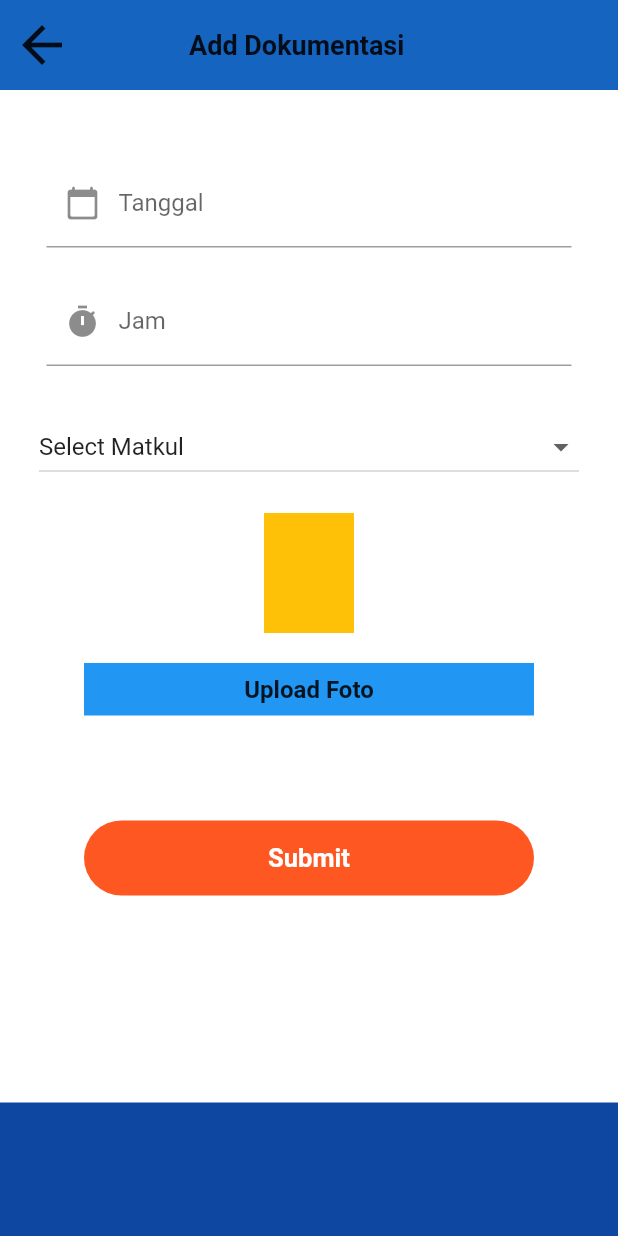
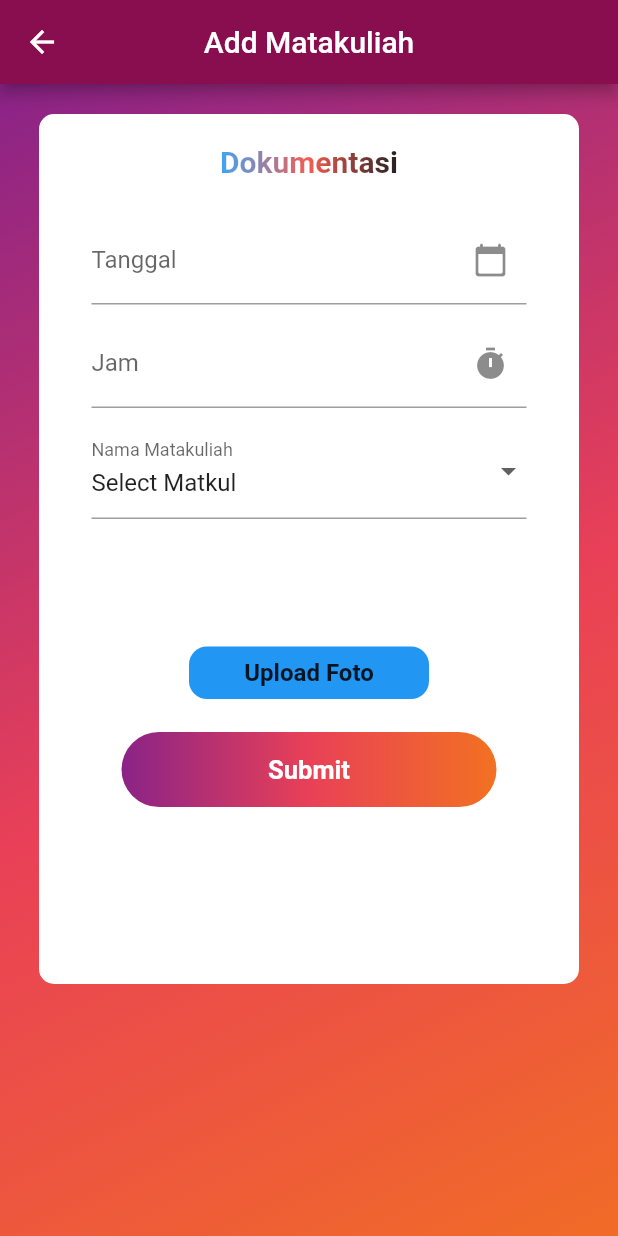
Before and after one commit to abianfikri/130_DocAsdos, a Flutter app: the AddDokumentasi screen opened directly, on a phone screen of 412 x 824 dp. Run offline on Flutter 3.47's test engine with Material 2 defaults, Android fonts, the phone set to English and light mode, and no system bars; our stand-ins replace cloud_firestore, firebase_auth, firebase_core, firebase_storage, flutter_spinkit, image_picker; accounts and stored records are empty.

Commit message:
fix ui for addDokumentasi Page

```diff
--- a/lib/view/asisten/add_dokumentasi.dart
+++ b/lib/view/asisten/add_dokumentasi.dart
@@ -1,14 +1,12 @@
 import 'dart:io';
 import 'package:cloud_firestore/cloud_firestore.dart';
+import 'package:final_exam_project/component/gradiant_text.dart';
 import 'package:final_exam_project/controller/dokumentasi_controller.dart';
 import 'package:final_exam_project/controller/matakuliah_controller.dart';
 import 'package:final_exam_project/model/dokumentasi_model.dart';
-import 'package:final_exam_project/view/asisten/home_asisten.dart';
 import 'package:firebase_auth/firebase_auth.dart';
 import 'package:firebase_storage/firebase_storage.dart';
 import 'package:flutter/material.dart';
-import 'package:flutter/src/widgets/container.dart';
-import 'package:flutter/src/widgets/framework.dart';
 import 'package:image_picker/image_picker.dart';
 import 'package:intl/intl.dart';
 
@@ -36,67 +34,67 @@ class _AddDokumentasiState extends State<AddDokumentasi> {
   @override
   Widget build(BuildContext context) {
     return Scaffold(
-      backgroundColor: Colors.blue.shade900,
+      appBar: AppBar(
+        title: Text('Add Matakuliah'),
+        centerTitle: true,
+        backgroundColor: Colors.pink.shade900,
+      ),
       body: SingleChildScrollView(
-        child: SafeArea(
-          child: Column(
-            children: <Widget>[
-              Container(
-                height: 60,
-                decoration: BoxDecoration(color: Colors.blue.shade800),
-                child: Row(
-                  children: [
-                    IconButton(
-                      onPressed: () {
-                        // Back to Home
-                        Navigator.push(
-                          context,
-                          MaterialPageRoute(
-                            builder: (context) => HomeAsisten(),
-                          ),
-                        );
-                      },
-                      icon: Icon(Icons.arrow_back),
-                      iconSize: 40,
-                    ),
-                    SizedBox(
-                      width: 70,
-                    ),
-                    Text(
-                      "Add Dokumentasi",
-                      style: TextStyle(
-                        fontSize: 18,
-                        fontWeight: FontWeight.bold,
-                      ),
-                    ),
+        child: Form(
+          key: formkey,
+          child: Container(
+            width: MediaQuery.of(context).size.width,
+            height: MediaQuery.of(context).size.height,
+            decoration: BoxDecoration(
+              gradient: LinearGradient(
+                begin: Alignment.topLeft,
+                end: Alignment.bottomRight,
+                colors: [
+                  Color(0xFF8A2387),
+                  Color(0xFFE94057),
+                  Color(0xFFF27121),
                 ],
               ),
             ),
-
-              // Form Add Data
-              Form(
-                key: formkey,
-                child: Container(
-                  decoration: BoxDecoration(
-                    color: Colors.white,
-                  ),
-                  height: 675,
-                  padding: EdgeInsets.all(26),
             child: Column(
               children: [
                 SizedBox(
                   height: 20,
                 ),
-
+                Container(
+                  height: 580,
+                  width: 360,
+                  decoration: BoxDecoration(
+                    color: Colors.white,
+                    borderRadius: BorderRadius.circular(10),
+                  ),
+                  child: Column(
+                    children: [
+                      Container(
+                        padding: EdgeInsets.all(20),
+                        child: GradientText(
+                          'Dokumentasi',
+                          style: TextStyle(
+                              fontSize: 20, fontWeight: FontWeight.bold),
+                          gradient: LinearGradient(
+                            colors: [
+                              Colors.blue,
+                              Colors.red,
+                              Colors.black,
+                            ],
+                          ),
+                        ),
+                      ),
                       // Tanggal
                       Container(
-                        width: 350,
-                        child: TextField(
+                        padding: EdgeInsets.all(5.0),
+                        width: 300,
+                        child: TextFormField(
                           controller: _tanggal,
                           decoration: InputDecoration(
                             labelText: 'Tanggal',
                             hintText: 'Enter your date',
-                            prefixIcon: Icon(Icons.calendar_today_rounded),
+                            suffixIcon: Icon(Icons.calendar_today_rounded),
                           ),
                           readOnly: true,
                           onTap: () async {
@@ -115,23 +113,25 @@ class _AddDokumentasiState extends State<AddDokumentasi> {
                               });
                             }
                           },
+                          validator: (value) {
+                            if (value!.isEmpty) {
+                              return 'Please Enter Tanggal';
+                            }
+                          },
                         ),
-                      ),
-
-                      SizedBox(
-                        height: 20,
                       ),
 
                       // Jam
                       Container(
-                        width: 350,
+                        padding: EdgeInsets.all(5.0),
+                        width: 300,
                         child: TextFormField(
                           keyboardType: TextInputType.name,
                           controller: _jam,
                           readOnly: true,
                           decoration: InputDecoration(
                             labelText: 'Jam',
-                            prefixIcon: Icon(
+                            suffixIcon: Icon(
                               Icons.timer,
                             ),
                           ),
@@ -143,11 +143,12 @@ class _AddDokumentasiState extends State<AddDokumentasi> {
                               _jam.text = time.format(context);
                             }
                           },
+                          validator: (value) {
+                            if (value!.isEmpty) {
+                              return 'Please Enter Jam';
+                            }
+                          },
                         ),
-                      ),
-
-                      SizedBox(
-                        height: 30,
                       ),
 
                       // Nama Matakuliah
@@ -181,84 +182,84 @@ class _AddDokumentasiState extends State<AddDokumentasi> {
                             );
                           }
 
-                          return DropdownButton(
+                          return Container(
+                            padding: EdgeInsets.all(5.0),
+                            width: 300,
+                            child: DropdownButtonFormField(
                               items: matkulItems,
                               onChanged: (value) {
+                                setState(() {
                                   namaMatkul = value;
-                              setState(() {
                                   slectedClient = value;
                                 });
                                 print(value);
                               },
+                              validator: (value) {
+                                if (value!.isEmpty || value == '0') {
+                                  return 'Please Select Matkul';
+                                }
+                                return null;
+                              },
+                              decoration: InputDecoration(
+                                labelText: 'Nama Matakuliah',
+                              ),
                               isExpanded: true,
                               value: slectedClient,
+                            ),
                           );
                         },
                       ),
 
-                      // Button Upload Gambar
-                      SizedBox(
-                        height: 20,
-                      ),
-
+                      // Display Image
                       Container(
+                        padding: EdgeInsets.all(5.0),
                         height: 80,
                         width: 60,
-                        decoration: BoxDecoration(color: Colors.amber),
                         child: imageUrl != null
                             ? Image.network('${imageUrl}')
                             : Container(),
                       ),
 
-                      SizedBox(
-                        height: 20,
-                      ),
-
+                      // Button Upload Gambar
                       InkWell(
                         onTap: () async {
-                          //
-                          ImagePicker imagePicker = ImagePicker();
-                          XFile? file = await imagePicker.pickImage(
-                              source: ImageSource.camera);
-
-                          print('${file?.path}');
-
-                          if (file == null) return;
-
-                          String uniqueFileName =
-                              DateTime.now().millisecondsSinceEpoch.toString();
-
-                          // Get a reference to storage root
-                          Reference referenceRoot =
-                              FirebaseStorage.instance.ref();
-
-                          Reference referenceDirImage =
-                              referenceRoot.child('images');
-
-                          // create a reference
-                          Reference referenceImageToUpload =
-                              referenceDirImage.child(uniqueFileName);
-
-                          // Handle error/success
-                          try {
-                            // Store the file
-                            await referenceImageToUpload.putFile(
-                              File(file.path),
+                          showDialog(
+                            context: context,
+                            builder: (BuildContext context) {
+                              return AlertDialog(
+                                title: Text('Upload Gambar'),
+                                content: SingleChildScrollView(
+                                  child: ListBody(
+                                    children: <Widget>[
+                                      GestureDetector(
+                                        child: Text('Camera'),
+                                        onTap: () {
+                                          _uploadImage(ImageSource.camera);
+                                          Navigator.of(context).pop();
+                                        },
+                                      ),
+                                      SizedBox(height: 10),
+                                      GestureDetector(
+                                        child: Text('Gallery'),
+                                        onTap: () {
+                                          _uploadImage(ImageSource.gallery);
+                                          Navigator.of(context).pop();
+                                        },
+                                      ),
+                                    ],
+                                  ),
+                                ),
                               );
-
-                            // success message
-                            imageUrl =
-                                await referenceImageToUpload.getDownloadURL();
-
-                            setState(() {
-                              imageUrl!;
-                            });
-                          } catch (e) {}
+                            },
+                          );
                         },
                         child: Container(
-                          width: 300,
-                          height: 35,
-                          decoration: BoxDecoration(color: Colors.blue),
+                          padding: EdgeInsets.all(8.0),
+                          width: 160,
+                          decoration: BoxDecoration(
+                            color: Colors.blue,
+                            borderRadius: BorderRadius.circular(12),
+                          ),
                           child: Center(
                             child: Text(
                               "Upload Foto",
@@ -271,12 +272,13 @@ class _AddDokumentasiState extends State<AddDokumentasi> {
                         ),
                       ),
 
-                      // Button Submit
                       SizedBox(
-                        height: 50,
+                        height: 5,
                       ),
+
+                      // Button submit save
                       Container(
-                        padding: EdgeInsets.all(20),
+                        padding: EdgeInsets.all(17.0),
                         child: InkWell(
                           onTap: () async {
                             // Save matakuliah Controller
@@ -289,6 +291,8 @@ class _AddDokumentasiState extends State<AddDokumentasi> {
                                   image: imageUrl);
                               dkctr.addDokumentasi(dk);
 
+                              Navigator.pop(context, true);
+
                               //successful
                               showDialog(
                                 context: context,
@@ -299,11 +303,7 @@ class _AddDokumentasiState extends State<AddDokumentasi> {
                                     actions: <Widget>[
                                       TextButton(
                                         onPressed: () {
-                                          Navigator.push(
-                                              context,
-                                              MaterialPageRoute(
-                                                  builder: (context) =>
-                                                      HomeAsisten()));
+                                          Navigator.pop(context, true);
                                           // Navigate to the next screen or perform any desired action
                                         },
                                         child: const Text('OK'),
@@ -322,11 +322,7 @@ class _AddDokumentasiState extends State<AddDokumentasi> {
                                     actions: <Widget>[
                                       TextButton(
                                         onPressed: () {
-                                          Navigator.push(
-                                              context,
-                                              MaterialPageRoute(
-                                                  builder: (context) =>
-                                                      AddDokumentasi()));
+                                          Navigator.pop(context);
                                           // Navigate to the next screen or perform any desired action
                                         },
                                         child: const Text('OK'),
@@ -338,10 +334,18 @@ class _AddDokumentasiState extends State<AddDokumentasi> {
                             }
                           },
                           child: Container(
-                            width: 300,
-                            height: 50,
+                            padding: EdgeInsets.all(15.0),
+                            width: 250,
                             decoration: BoxDecoration(
-                                color: Colors.deepOrange,
+                                gradient: LinearGradient(
+                                  begin: Alignment.centerLeft,
+                                  end: Alignment.centerRight,
+                                  colors: [
+                                    Color(0xFF8A2387),
+                                    Color(0xFFE94057),
+                                    Color(0xFFF27121),
+                                  ],
+                                ),
                                 borderRadius: BorderRadius.circular(50)),
                             child: Center(
                               child: Text(
@@ -358,11 +362,46 @@ class _AddDokumentasiState extends State<AddDokumentasi> {
                     ],
                   ),
                 ),
+              ],
             ),
-            ],
           ),
         ),
       ),
     );
   }
+
+  // Method Upload
+  Future<void> _uploadImage(ImageSource source) async {
+    final picker = ImagePicker();
+    final pickedImage = await picker.pickImage(source: source);
+
+    if (pickedImage != null) {
+      String uniqueFileName = DateTime.now().millisecondsSinceEpoch.toString();
+
+      // Get a reference to storage root
+      Reference referenceRoot = FirebaseStorage.instance.ref();
+      Reference referenceDirImage = referenceRoot.child('images');
+
+      // create a reference
+      Reference referenceImageToUpload =
+          referenceDirImage.child(uniqueFileName);
+
+      // Handle error/success
+      try {
+        // Store the file
+        await referenceImageToUpload.putFile(
+          File(pickedImage.path),
+        );
+
+        // success message
+        imageUrl = await referenceImageToUpload.getDownloadURL();
+
+        setState(() {
+          imageUrl!;
+        });
+      } catch (e) {
+        print(e);
       }
+    }
+  }
+}
```
Lines whose indentation alone changed are shown as unchanged.
